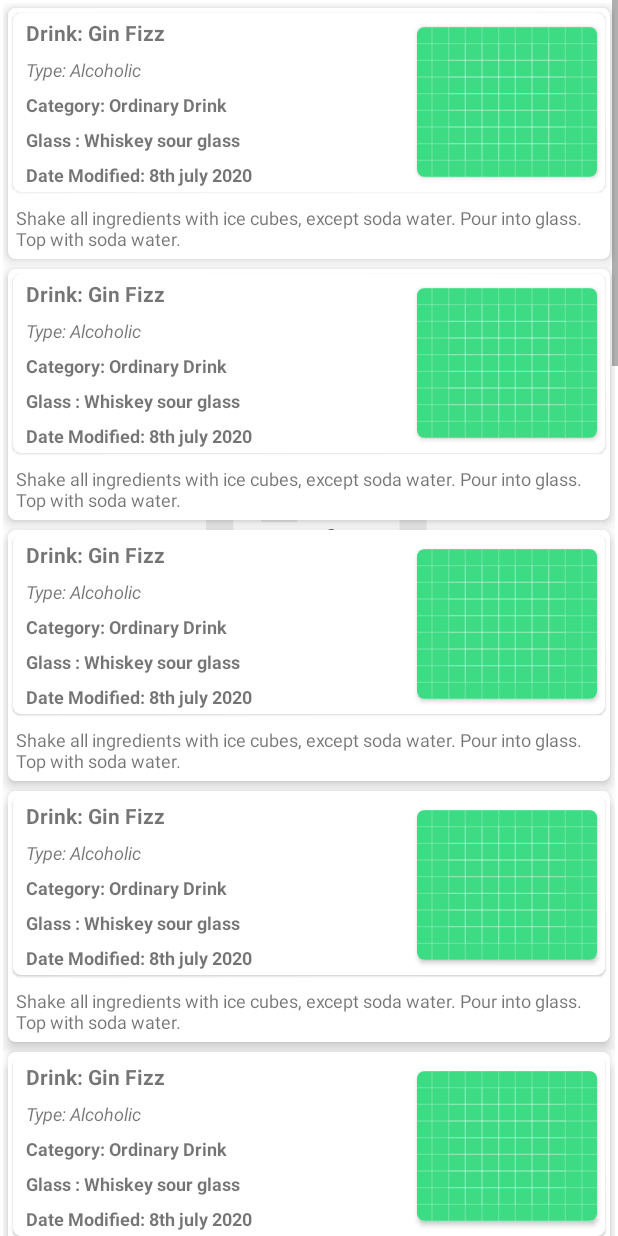
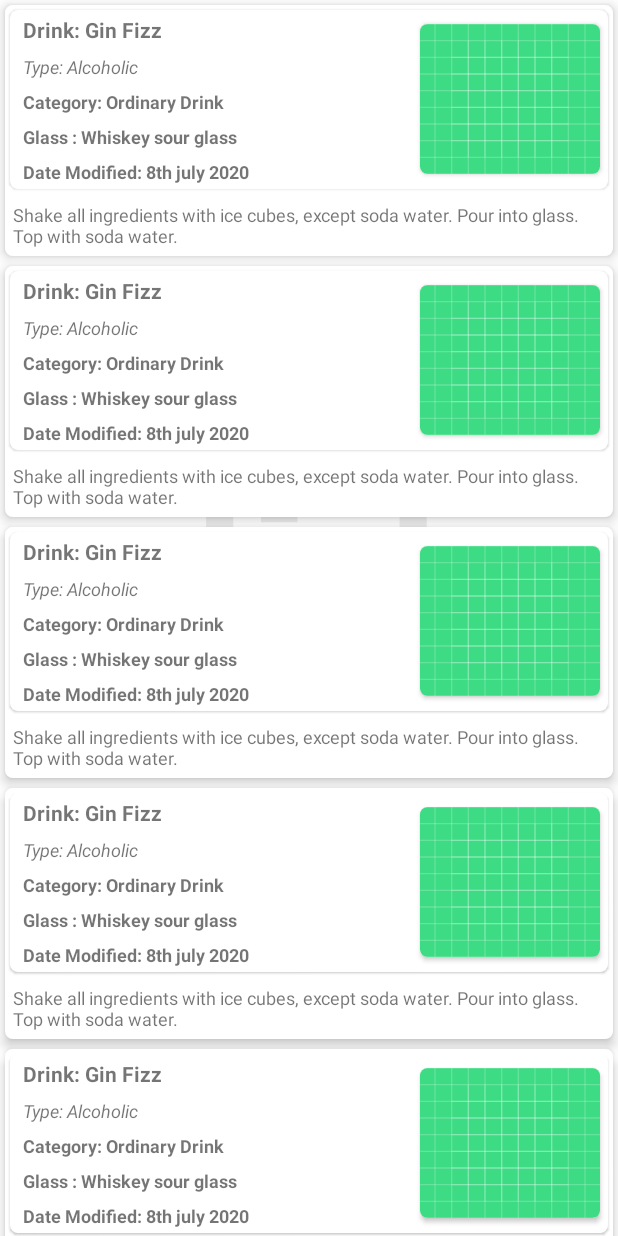
Before and after one commit to MosesWangira/CockTails, an Android app: the layout home.xml on its own in the app's theme, with its tools: preview values and no code run, on a phone screen of 412 x 824 dp. Run offline under Robolectric (Android 15) with nearby library versions, the phone set to English and light mode, and no system bars.

```diff
--- a/app/src/main/java/com/mosesaltruism/cocktails/presentation/byname/adapters/SearchAdapter.kt
+++ b/app/src/main/java/com/mosesaltruism/cocktails/presentation/byname/adapters/SearchAdapter.kt
@@ -1,4 +1,18 @@
 package com.mosesaltruism.cocktails.presentation.byname.adapters
 
-class SearchAdapter {
+import com.mosesaltruism.cocktails.R
+import com.mosesaltruism.cocktails.core.common.base.BaseAdapters
+import com.mosesaltruism.cocktails.core.common.base.BaseViewHolder
+import com.mosesaltruism.cocktails.databinding.SearchedCocktailItemBinding
+import com.mosesaltruism.cocktails.domain.byname.entities.search.SearchedCockTailItem
+
+
+class SearchAdapter : BaseAdapters(){
+    override fun getLayoutView(): Int = R.layout.searched_cocktail_item
+    override fun onBindViewHolder(holder: BaseViewHolder, position: Int) {
+        val layoutBinder = holder.viewDataBinding as SearchedCocktailItemBinding
+        layoutBinder.also {
+            it.searchResponse = baseItems[position] as SearchedCockTailItem?
+        }
+    }
 }
--- a/app/src/main/java/com/mosesaltruism/cocktails/presentation/byname/views/Home.kt
+++ b/app/src/main/java/com/mosesaltruism/cocktails/presentation/byname/views/Home.kt
@@ -12,6 +12,8 @@ import com.mosesaltruism.cocktails.core.common.helper.DataStorePreference
 import com.mosesaltruism.cocktails.core.common.util.EventStates
 import com.mosesaltruism.cocktails.data.remote.asDatabaseModel
 import com.mosesaltruism.cocktails.databinding.HomeBinding
+import com.mosesaltruism.cocktails.domain.byname.entities.search.SearchedCockTailItem
+import com.mosesaltruism.cocktails.presentation.byname.adapters.SearchAdapter
 import dagger.hilt.android.AndroidEntryPoint
 import kotlinx.coroutines.flow.collect
 import kotlinx.coroutines.flow.first
@@ -23,6 +25,7 @@ import javax.inject.Inject
 class Home : BaseFragment<HomeBinding>() {
     override fun getFragmentView(): Int = R.layout.home
     private val viewModel: HomeViewModel by viewModels()
+    private var searchAdapter: SearchAdapter? = null
 
     @Inject
     lateinit var preferences: DataStorePreference
@@ -33,7 +36,7 @@ class Home : BaseFragment<HomeBinding>() {
         val cockTailName = runBlocking { preferences.searchedCocktailName.first() }
 
         viewModel.loadCockTails(cockTailName ?: "gin")
-        showSearchedCockTail()
+        getRemoteSearchedCockTail()
 
         collectCockTailsDB()
     }
@@ -43,18 +46,19 @@ class Home : BaseFragment<HomeBinding>() {
        viewLifecycleOwner.lifecycleScope.launch {
            viewLifecycleOwner.repeatOnLifecycle(Lifecycle.State.STARTED){
                viewModel.getSearchedCockTails.collect {
-                   //use recyclerview here to display items
-                   //binding.tester.text = it.toString()
+                   showLocalSearchedCockTails(it)
                }
            }
        }
     }
 
-    private fun uiStaff(){
-
+    private fun showLocalSearchedCockTails(itemList: List<SearchedCockTailItem>){
+        searchAdapter = SearchAdapter()
+        searchAdapter?.baseItems = itemList
+        binding.cockTailsRecyclerSearched.adapter = searchAdapter
     }
 
-    private fun showSearchedCockTail() {
+    private fun getRemoteSearchedCockTail() {
         // Create a new coroutine
         viewLifecycleOwner.lifecycleScope.launch {
             //automatically restarts the block when the lifecycle is STARTED again
--- a/app/src/main/res/layout/home.xml
+++ b/app/src/main/res/layout/home.xml
@@ -1,62 +1,21 @@
 <?xml version="1.0" encoding="utf-8"?>
-<layout
-    xmlns:android="http://schemas.android.com/apk/res/android"
-    xmlns:tools="http://schemas.android.com/tools">
+<layout xmlns:android="http://schemas.android.com/apk/res/android"
+    xmlns:tools="http://schemas.android.com/tools"
+    xmlns:app="http://schemas.android.com/apk/res-auto">
 
-    <RelativeLayout
+    <androidx.constraintlayout.widget.ConstraintLayout
         android:layout_width="match_parent"
         android:layout_height="match_parent"
         tools:context=".presentation.byname.views.Home">
 
-        <ScrollView
+        <androidx.recyclerview.widget.RecyclerView
+            android:id="@+id/cockTailsRecyclerSearched"
             android:layout_width="match_parent"
-            android:layout_height="wrap_content">
+            android:layout_height="match_parent"
+            app:layoutManager="androidx.recyclerview.widget.LinearLayoutManager"
+            tools:itemCount="10"
+            tools:listitem="@layout/searched_cocktail_item"
+            />
 
-            <!--            <TextView-->
-            <!--                android:id="@+id/tester"-->
-            <!--                android:layout_width="match_parent"-->
-            <!--                android:layout_height="match_parent"-->
-            <!--                android:text="@string/app_name" />-->
-
-            <LinearLayout
-                android:layout_width="match_parent"
-                android:layout_height="wrap_content"
-                android:layout_margin="2dp"
-                android:orientation="vertical">
-
-                <include layout="@layout/searched_cocktail_item" />
-
-                <include layout="@layout/searched_cocktail_item" />
-
-                <include layout="@layout/searched_cocktail_item" />
-
-                <include layout="@layout/searched_cocktail_item" />
-
-                <include layout="@layout/searched_cocktail_item" />
-
-                <include layout="@layout/searched_cocktail_item" />
-
-                <include layout="@layout/searched_cocktail_item" />
-
-                <include layout="@layout/searched_cocktail_item" />
-
-                <include layout="@layout/searched_cocktail_item" />
-
-                <include layout="@layout/searched_cocktail_item" />
-
-                <include layout="@layout/searched_cocktail_item" />
-
-                <include layout="@layout/searched_cocktail_item" />
-
-                <include layout="@layout/searched_cocktail_item" />
-
-                <include layout="@layout/searched_cocktail_item" />
-
-                <include layout="@layout/searched_cocktail_item" />
-
-                <include layout="@layout/searched_cocktail_item" />
-            </LinearLayout>
-        </ScrollView>
-
-    </RelativeLayout>
+    </androidx.constraintlayout.widget.ConstraintLayout>
 </layout>
--- a/app/src/main/res/layout/searched_cocktail_item.xml
+++ b/app/src/main/res/layout/searched_cocktail_item.xml
@@ -3,6 +3,12 @@
     xmlns:app="http://schemas.android.com/apk/res-auto"
     xmlns:tools="http://schemas.android.com/tools">
 
+    <data>
+        <variable
+            name="searchResponse"
+            type="com.mosesaltruism.cocktails.domain.byname.entities.search.SearchedCockTailItem"
+            />
+    </data>
 
     <LinearLayout
         android:layout_width="match_parent"
@@ -34,33 +40,33 @@
                 tools:ignore="NestedWeights">
 
                 <TextView
-                    android:id="@+id/titleRight"
                     android:layout_width="wrap_content"
                     android:layout_height="wrap_content"
                     android:layout_marginStart="5dp"
                     android:padding="3dp"
-                    android:text="Drink: Gin Fizz"
+                    android:text="@{`Drink :` + searchResponse.strDrink}"
+                    tools:text="Drink: Gin Fizz"
                     android:textSize="14sp"
                     android:textStyle="bold" />
 
                 <TextView
-                    android:id="@+id/publicationDateRight"
                     android:layout_width="wrap_content"
                     android:layout_height="wrap_content"
                     android:layout_marginStart="5dp"
                     android:padding="3dp"
-                    android:text="Type: Alcoholic"
+                    tools:text="Type: Alcoholic"
+                    android:text="@{`Type :` + searchResponse.strAlcoholic}"
                     android:textSize="12sp"
                     android:textStyle="italic"
                     tools:ignore="HardcodedText" />
 
                 <TextView
-                    android:id="@+id/presidentRight"
                     android:layout_width="wrap_content"
                     android:layout_height="wrap_content"
                     android:layout_marginStart="5dp"
                     android:padding="3dp"
-                    android:text="Category: Ordinary Drink"
+                    tools:text="Category: Ordinary Drink"
+                    android:text="@{`Category :` + searchResponse.strCategory}"
                     android:textSize="12sp"
                     android:textStyle="bold"
                     tools:ignore="HardcodedText" />
@@ -71,7 +77,8 @@
                     android:layout_height="wrap_content"
                     android:layout_marginStart="5dp"
                     android:padding="3dp"
-                    android:text="Glass : Whiskey sour glass"
+                    tools:text="Glass : Whiskey sour glass"
+                    android:text="@{`Glass :` + searchResponse.strGlass}"
                     android:textSize="12sp"
                     android:textStyle="bold"
                     tools:ignore="HardcodedText" />
@@ -82,7 +89,8 @@
                     android:layout_height="wrap_content"
                     android:layout_marginStart="5dp"
                     android:padding="3dp"
-                    android:text="Date Modified: 8th july 2020"
+                    tools:text="Date Modified: 8th july 2020"
+                    android:text="@{`Date Modified :` + searchResponse.dateModified}"
                     android:textSize="12sp"
                     android:textStyle="bold"
                     tools:ignore="HardcodedText" />
@@ -100,7 +108,8 @@
                 <ImageView
                     android:layout_width="match_parent"
                     android:layout_height="match_parent"
-                    android:src="@drawable/ic_launcher_background"
+                    tools:src="@drawable/ic_launcher_background"
+                    app:imageUrl="@{searchResponse.strDrinkThumb}"
                     android:scaleType="centerCrop"
                     />
 
@@ -113,7 +122,8 @@
             android:layout_width="match_parent"
             android:layout_height="wrap_content"
             android:layout_margin="5dp"
-            android:text="@string/lorem"
+            tools:text="@string/lorem"
+            android:text="@{searchResponse.strInstructions}"
             android:textSize="12sp" />
     </LinearLayout>
 </layout>
```
